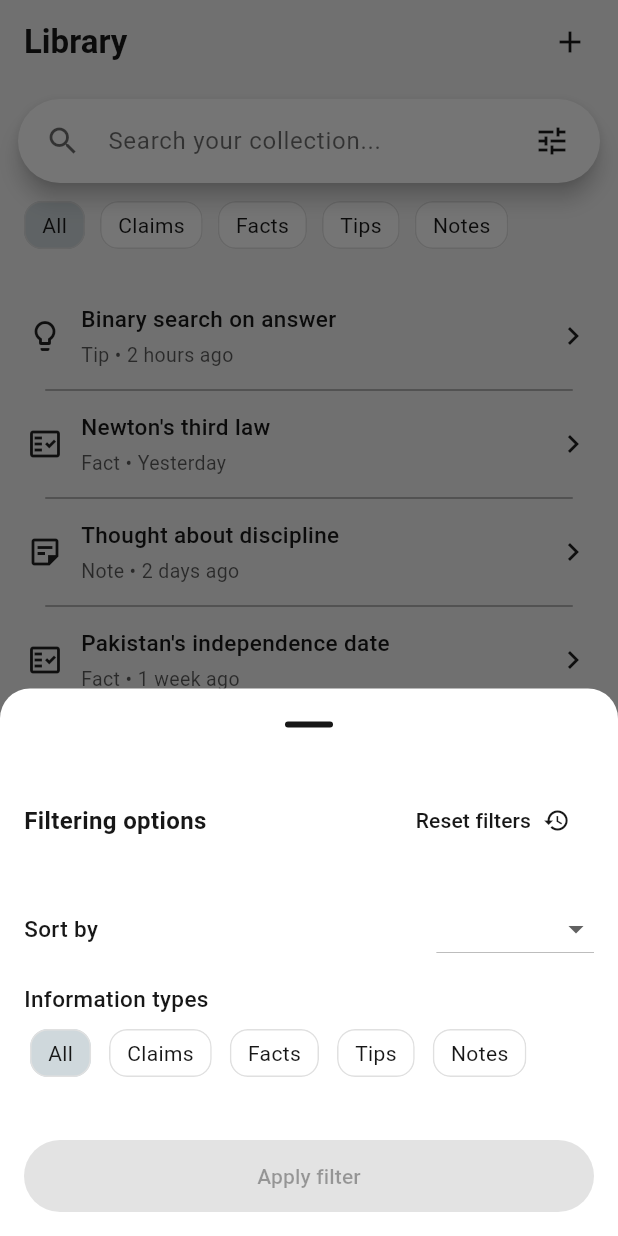
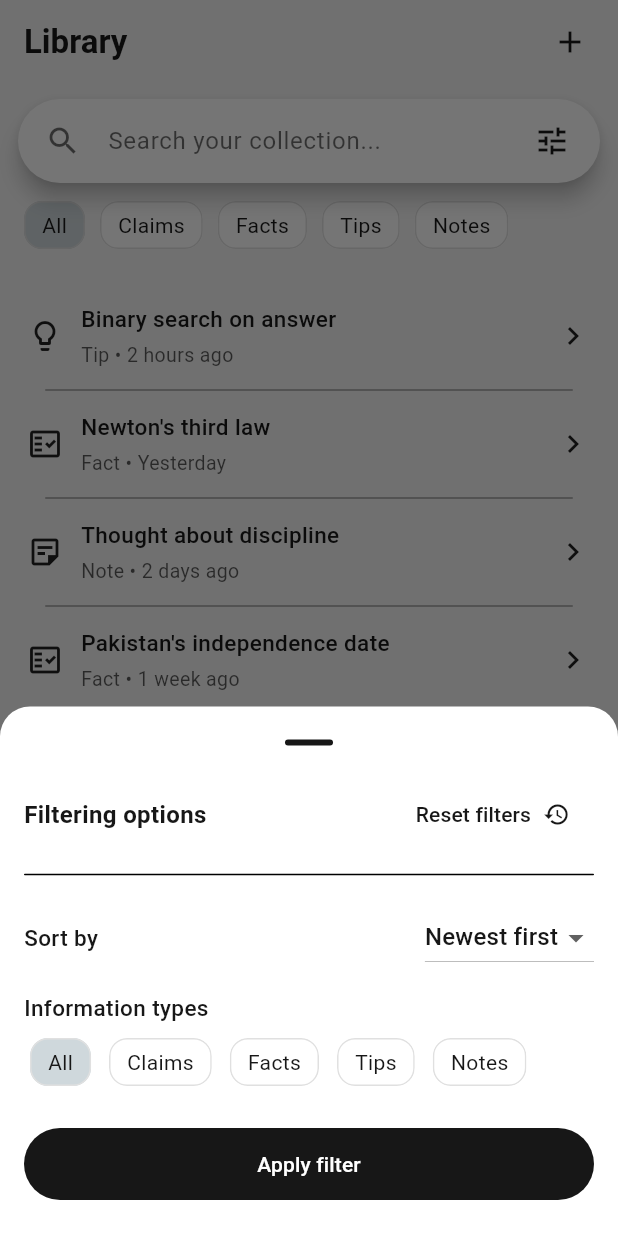
Before and after one commit to zubairehmad/recall, a Flutter app: the screen it shows after launch, item 2 of the bottom bar chosen, after a tap on the "tune" icon, on a phone screen of 412 x 824 dp. Run offline on Flutter 3.47's test engine with Material 3 defaults, Android fonts, the phone set to English and light mode, and no system bars.

Commit message:
add theme for elevated buttons and dropdown menu and ui tweaks in filter sheet

```diff
--- a/lib/core/theme/app_theme.dart
+++ b/lib/core/theme/app_theme.dart
@@ -79,6 +79,32 @@ class AppTheme {
           borderSide: BorderSide(color: primary, width: 1.5),
         ),
       ),
+      elevatedButtonTheme: ElevatedButtonThemeData(
+        style: ElevatedButton.styleFrom(
+          backgroundColor: primary,
+          foregroundColor: Colors.white,
+          disabledBackgroundColor: lightSurfaceContainer,
+          disabledForegroundColor: lightSecondaryText,
+          elevation: 0,
+          padding: const EdgeInsets.symmetric(
+            horizontal: 20,
+            vertical: 14,
+          ),
+          shape: const RoundedRectangleBorder(
+            borderRadius: BorderRadius.all(Radius.circular(24)),
+          ),
+        ),
+      ),
+      dropdownMenuTheme: const DropdownMenuThemeData(
+        textStyle: TextStyle(
+          color: lightText,
+          fontSize: 15,
+          fontWeight: FontWeight.w500,
+        ),
+        menuStyle: MenuStyle(
+          backgroundColor: WidgetStatePropertyAll(lightSurface),
+        ),
+      ),
     );
   }
 
@@ -142,6 +168,32 @@ class AppTheme {
           borderSide: BorderSide(color: darkText, width: 1.5),
         ),
       ),
+      elevatedButtonTheme: ElevatedButtonThemeData(
+        style: ElevatedButton.styleFrom(
+          backgroundColor: darkText,
+          foregroundColor: darkBackground,
+          disabledBackgroundColor: darkSurfaceContainer,
+          disabledForegroundColor: darkSecondaryText,
+          elevation: 0,
+          padding: const EdgeInsets.symmetric(
+            horizontal: 20,
+            vertical: 14,
+          ),
+          shape: const RoundedRectangleBorder(
+            borderRadius: BorderRadius.all(Radius.circular(24)),
+          ),
+        ),
+      ),
+      dropdownMenuTheme: const DropdownMenuThemeData(
+        textStyle: TextStyle(
+          color: darkText,
+          fontSize: 15,
+          fontWeight: FontWeight.w500,
+        ),
+        menuStyle: MenuStyle(
+          backgroundColor: WidgetStatePropertyAll(darkSurface),
+        ),
+      ),
     );
   }
 }
--- a/lib/features/information/widgets/search_and_section.dart
+++ b/lib/features/information/widgets/search_and_section.dart
@@ -32,7 +32,11 @@ class _SearchAndFilterSectionState extends State<SearchAndFilterSection> {
       constraints: const BoxConstraints(maxWidth: 600),
       builder: (ctx) {
         return const Padding(
-          padding: EdgeInsets.all(16),
+          padding: EdgeInsets.only(
+            left: 16,
+            right: 16,
+            bottom: 24,
+          ),
           child: FilterOptionSheetWidget(),
         );
       },
@@ -143,7 +147,11 @@ class _FilterOptionSheetWidgetState extends State<FilterOptionSheetWidget> {
             ),
           ],
         ),
-        const SizedBox(height: 24),
+        const SizedBox(height: 8),
+        const Divider(
+          radius: BorderRadius.all(Radius.circular(24)),
+        ),
+        const SizedBox(height: 10),
         Row(
           mainAxisAlignment: MainAxisAlignment.spaceBetween,
           children: [
@@ -165,7 +173,6 @@ class _FilterOptionSheetWidgetState extends State<FilterOptionSheetWidget> {
               value: _selectedDropdown,
               elevation: 0,
               focusColor: Colors.transparent,
-              style: textStyle,
               onChanged: (option) {
                 if (option != null && option != _selectedDropdown) {
                   setState(() => _selectedDropdown = option);
@@ -204,12 +211,12 @@ class _FilterOptionSheetWidgetState extends State<FilterOptionSheetWidget> {
             ],
           ],
         ),
-        const SizedBox(height: 38),
+        const SizedBox(height: 24),
         SizedBox(
           width: double.infinity,
           height: 48,
           child: ElevatedButton(
-            onPressed: null,
+            onPressed: () {},
             child: const Text('Apply filter'),
           ),
         ),
```
